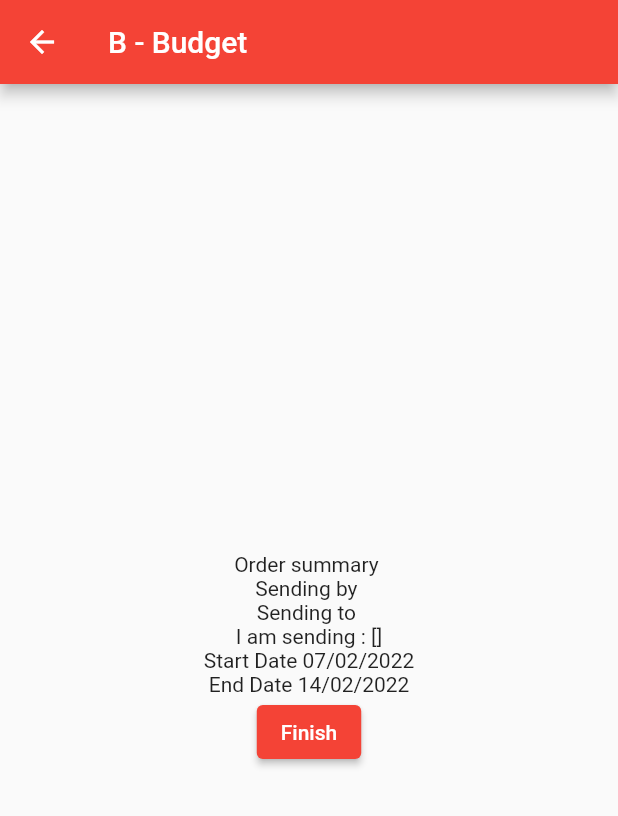
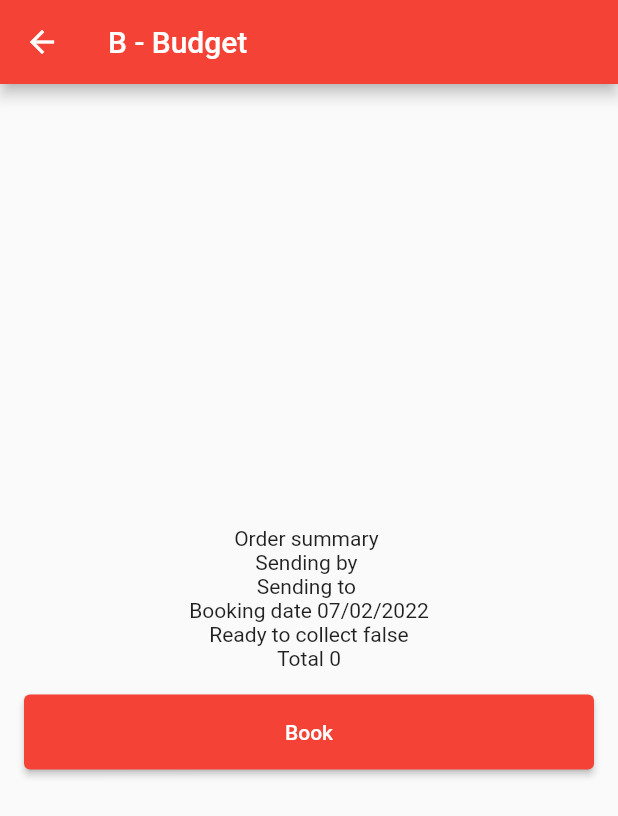
Before and after one commit to brandondasb/booking_parcel, a Flutter app: the NewTripDateView screen opened directly with empty values, after a tap on "Continue", on a phone screen of 412 x 824 dp. Shown: the top 816 px of the screen. Run offline on Flutter 3.47's test engine with Material 2 defaults, Android fonts, the phone set to English and light mode, and no system bars; our stand-ins replace auth_buttons, auto_size_text, cloud_firestore, firebase_auth, firebase_core, flutter_spinkit and 1 more; accounts and stored records are empty.

Commit message:
added readyToCollect to data class, removed end date as date range is no longer needed.  start on logic to workout total  added parcle extra info screen

```diff
--- a/lib/models/Order.dart
+++ b/lib/models/Order.dart
@@ -1,23 +1,24 @@
 class Order {
   String title;
   DateTime startDate;
-  DateTime endDate;
+  bool rtc;
   double budget;
   String travelType;
   String sendTo;
   List<Item> items;
 
-  Order(this.title, this.startDate, this.endDate, this.budget, this.travelType,
+  Order(this.title, this.startDate, this.rtc, this.budget, this.travelType,
       this.sendTo, this.items);
 
   //convert class to json for firebase
   Map<String, dynamic> toJson() => {
+        'budget': budget,
+        'rtc': rtc,
+        'startDate': startDate,
         'title': title,
-        'startDate': startDate,
-        'endDate': endDate,
-        'budget': budget,
         "travelType": travelType,
         "sendTo": sendTo,
+        //todo add Item to Json
       };
 }
 
--- /dev/null
+++ b/lib/reusables.dart
@@ -0,0 +1,5 @@
+const smallBox = 'small box';
+const mediumBox = 'medium box';
+const largeBox = 'large box';
+const other = 'other';
+const vehicle = 'vehicle';
--- a/lib/views/navigation_view.dart
+++ b/lib/views/navigation_view.dart
@@ -25,8 +25,8 @@ class _HomeState extends State<Home> {
 
   @override
   Widget build(BuildContext context) {
-    final newTrip = Order(
-        "", DateTime.now(), DateTime.now(), 200, "car", "Congo", <Item>[]);
+    final newTrip =
+        Order("", DateTime.now(), false, 200, "car", "Congo", <Item>[]);
     return Scaffold(
       appBar: AppBar(
         title: const Text("FL"),
--- a/lib/views/new_trips/budget_view.dart
+++ b/lib/views/new_trips/budget_view.dart
@@ -3,6 +3,8 @@ import 'package:booking_parcel/widgets/provider_widget.dart';
 import 'package:cloud_firestore/cloud_firestore.dart';
 import 'package:flutter/material.dart';
 import 'package:intl/intl.dart';
+
+import '../../reusables.dart';
 
 class NewOrderBudgetView extends StatelessWidget {
   final Order order;
@@ -14,7 +16,6 @@ class NewOrderBudgetView extends StatelessWidget {
   Widget build(BuildContext context) {
     TextEditingController _titleController = TextEditingController();
     _titleController.text = order.title;
-
     return Scaffold(
       appBar: AppBar(
         title: const Text('B - Budget'),
@@ -26,13 +27,22 @@ class NewOrderBudgetView extends StatelessWidget {
             Text("Order summary ${order.title}"),
             Text("Sending by ${order.travelType}"),
             Text("Sending to ${order.sendTo}"),
-              Text("I am sending : ${order.items}"),
+            Column(
+              children: order.items
+                  .map(
+                      (element) => Text("${element.name} ${element.quantity} "))
+                  .toList(),
+            ),
             Text(
-                  "Start Date ${DateFormat('dd/MM/yyyy').format(order.startDate)}"),
-              Text(
-                  "End Date ${DateFormat('dd/MM/yyyy').format(order.endDate)}"),
-              ElevatedButton(
-                child: const Text("Finish"),
+                "Booking date ${DateFormat('dd/MM/yyyy').format(order.startDate)}"),
+            Text("Ready to collect ${order.rtc}"),
+            Text("Total ${getTotalPrice(order.items)}"),
+            Padding(
+              padding: const EdgeInsets.all(16.0),
+              child: ElevatedButton(
+                style: ElevatedButton.styleFrom(
+                    minimumSize: const Size.fromHeight(50)),
+                child: const Text("Book"),
                 onPressed: () async {
                   // save to firebase
                   final uid = await Provider.of(context).auth.getCurrentUID();
@@ -46,9 +56,31 @@ class NewOrderBudgetView extends StatelessWidget {
                   // .set(trip.toJson());// should still generate something unique with the date assigned
                   Navigator.of(context).popUntil((route) => route.isFirst);
                 },
-              )
+              ),
+            ),
           ],
         ),
-        ));
+      ),
+    );
+  }
+
+  getTotalPrice(List<Item> items) {
+    int total = 0;
+    for (var item in items) {
+      switch (item.name) {
+        case smallBox:
+          total += item.quantity * 10;
+          break;
+        case mediumBox:
+          total += item.quantity * 12;
+          break;
+        case largeBox:
+          total += item.quantity * 15;
+          break;
+        case other:
+          break;
       }
     }
+    return total;
+  }
+}
--- a/lib/views/new_trips/date_view.dart
+++ b/lib/views/new_trips/date_view.dart
@@ -21,10 +21,7 @@ class _NewTripDateViewState extends State<NewTripDateView> {
 
   DateTime _startDate = DateTime.now();
   DateTime _endDate = DateTime.now().add(Duration(days: 7));
-  DateTimeRange dateRange = DateTimeRange(
-    start: DateTime.now(),
-    end: DateTime.now().add(Duration(days: 7)),
-  );
+  bool readyToCollect = false;
 
   Future displayDateRangePicker(BuildContext context) async {
     // final List<DateTime> picked = await DateRagePicker.showDatePicker(
@@ -62,20 +59,12 @@ class _NewTripDateViewState extends State<NewTripDateView> {
         lastDate: DateTime(DateTime.now().year + 50),
         initialDateRange: initialDateRange);
     if (newDateRange == null) return;
-    setState(() => dateRange = newDateRange);
+    setState(() => _startDate = _startDate);
   }
 
   String getFrom() {
-    if (dateRange != null) {
-      return DateFormat('dd/MM/yyyy').format(dateRange.start);
-    } else {
-      return "from";
-    }
-  }
-
-  String getUntil() {
-    if (dateRange != null) {
-      return DateFormat('dd/MM/yyyy').format(dateRange.end);
+    if (_startDate != null) {
+      return DateFormat('dd/MM/yyyy').format(_startDate);
     } else {
       return "from";
     }
@@ -102,14 +91,13 @@ class _NewTripDateViewState extends State<NewTripDateView> {
                 mainAxisAlignment: MainAxisAlignment.spaceEvenly,
                 children: <Widget>[
                   Text(getFrom()),
-                  Text(getUntil()),
                 ],
               ),
               ElevatedButton(
                 child: const Text("Continue"),
                 onPressed: () {
-                  widget.order.startDate = dateRange.start;
-                  widget.order.endDate = dateRange.end;
+                  widget.order.startDate = _startDate;
+                  widget.order.rtc = readyToCollect;
 
                   Navigator.push(
                     context,
--- a/lib/widgets/drop_down_builder.dart
+++ b/lib/widgets/drop_down_builder.dart
@@ -32,7 +32,7 @@ class _CustomDropdown extends State<CustomDropdown> {
           dropdownValue = newValue!;
         });
       },
-      items: <String>['Car', 'Boat', 'flight']
+      items: <String>['Car', 'Boat', 'Flight']
           .map<DropdownMenuItem<String>>((String value) {
         return DropdownMenuItem<String>(
           value: value,
```
Also changed, not shown: lib/views/new_trips/parcel_extra_info_view.dart (added, +128 -0 lines), lib/views/new_trips/parcel_type_view.dart (+2 -19 lines), lib/views/new_trips/transport_view.dart (+7 -2 lines). Lines whose indentation alone changed are shown as unchanged.
